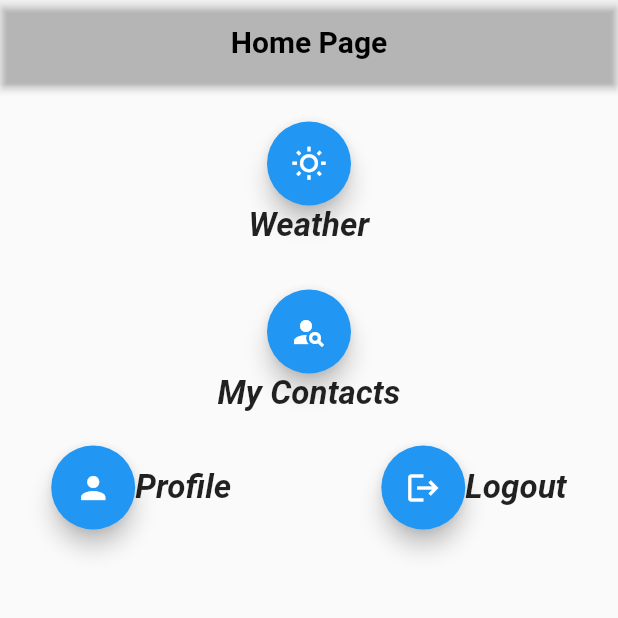
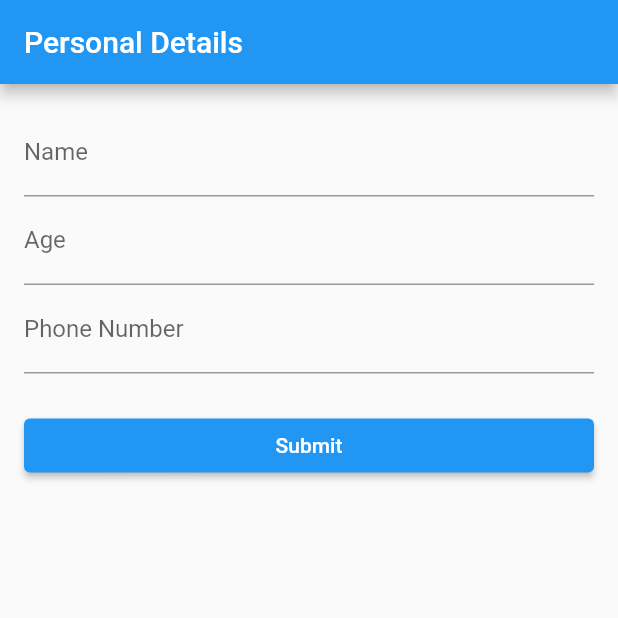
Before and after one commit to Blaster1111/winfo, a Flutter app: the screen it shows after launch, on a phone screen of 412 x 824 dp, the top half of it. Run offline on Flutter 3.47's test engine with Material 2 defaults, Android fonts, the phone set to English and light mode, and no system bars; our stand-ins replace flutter_contacts.

Commit message:
pfp commit

```diff
--- /dev/null
+++ b/lib/activities/login_details.dart
@@ -0,0 +1,89 @@
+import 'package:flutter/material.dart';
+import 'package:winfo/activities/Profile.dart';
+import 'package:winfo/home.dart';
+
+class LoginDetails extends StatefulWidget {
+  const LoginDetails({super.key});
+
+  @override
+  State<LoginDetails> createState() => _LoginDetailsState();
+}
+
+class _LoginDetailsState extends State<LoginDetails> {
+  final _formKey = GlobalKey<FormState>();
+  final _nameController = TextEditingController();
+  final _ageController = TextEditingController();
+  final _phoneNumberController = TextEditingController();
+  void _submitForm() {
+    if (_formKey.currentState!.validate()) {
+      Navigator.push(
+        context,
+        MaterialPageRoute(
+          builder: (context) => Profile(
+            name: _nameController.text,
+            age: _ageController.text,
+            phoneNumber: _phoneNumberController.text,
+          ),
+        ),
+      );
+    }
+  }
+
+  @override
+  Widget build(BuildContext context) {
+    return Scaffold(
+      appBar: AppBar(title: Text('Personal Details')),
+      body: Padding(
+        padding: const EdgeInsets.all(16.0),
+        child: Form(
+          key: _formKey,
+          child: Column(
+            crossAxisAlignment: CrossAxisAlignment.stretch,
+            children: [
+              TextFormField(
+                controller: _nameController,
+                decoration: InputDecoration(labelText: 'Name'),
+                validator: (value) {
+                  if (value == null || value.isEmpty) {
+                    return 'Please enter your name';
+                  }
+                  return null;
+                },
+              ),
+              TextFormField(
+                controller: _ageController,
+                decoration: InputDecoration(labelText: 'Age'),
+                validator: (value) {
+                  if (value == null || value.isEmpty) {
+                    return 'Please enter your age';
+                  } else if (value.length != 2) {
+                    return 'Invalid Age!';
+                  } else if (value == int.tryParse(value) is int) {
+                    return 'Age should be a valid number';
+                  }
+                  return null;
+                },
+              ),
+              TextFormField(
+                controller: _phoneNumberController,
+                decoration: InputDecoration(labelText: 'Phone Number'),
+                validator: (value) {
+                  if (value == null || value.isEmpty) {
+                    return 'Please enter your phone number';
+                  }
+                  // You can add more validation for phone numbers
+                  return null;
+                },
+              ),
+              SizedBox(height: 24),
+              ElevatedButton(
+                onPressed: _submitForm,
+                child: Text('Submit'),
+              ),
+            ],
+          ),
+        ),
+      ),
+    );
+  }
+}
--- a/lib/home.dart
+++ b/lib/home.dart
@@ -64,14 +64,13 @@ class _HomePageState extends State<HomePage> {
                     fontStyle: FontStyle.italic,
                   ),
                 ),
-                Row(
-                  mainAxisAlignment: MainAxisAlignment.center,
-                  children: [
                 SizedBox(
                   height: 30,
                 ),
                 FloatingActionButton(
-                      onPressed: () {},
+                  onPressed: () {
+                    Navigator.pushNamed(context, "profile");
+                  },
                   child: const Icon(Icons.person),
                 ),
                 Text(
@@ -86,20 +85,6 @@ class _HomePageState extends State<HomePage> {
                 SizedBox(
                   height: 30,
                 ),
-                    FloatingActionButton(
-                      onPressed: () {},
-                      child: const Icon(Icons.logout),
-                    ),
-                    Text(
-                      'Logout',
-                      style: TextStyle(
-                        fontSize: 22,
-                        fontWeight: FontWeight.bold,
-                        fontStyle: FontStyle.italic,
-                      ),
-                    ),
-                  ],
-                ),
               ],
             ),
           ),
--- a/lib/main.dart
+++ b/lib/main.dart
@@ -1,10 +1,9 @@
 import 'package:flutter/material.dart';
-
+import 'package:winfo/activities/Profile.dart';
 import 'package:winfo/activities/contacts_cards.dart';
+import 'package:winfo/activities/login_details.dart';
 import 'package:winfo/home.dart';
-// ignore: unused_import
 import 'activities/contacts_display.dart';
-// ignore: unused_import
 import 'activities/loading.dart';
 import 'activities/weather_home.dart';
 
@@ -14,14 +13,20 @@ void main() {
       // ignore: prefer_const_constructors
       "/home": (context) => WeatherHome(),
       // ignore: prefer_const_constructors
-      "/": (context) => HomePage(),
+      "/": (context) => LoginDetails(),
+      "/home_page": (context) => HomePage(),
       "/loading": (context) => Loading(),
       "/contacts_display": (context) => ContactDisplay(),
       "/contacts_cards": (context) => ContactsCards(
             name: '',
             number: '',
           ),
-      "home_page": (context) => HomePage(),
+      "profile": (context) => Profile(
+            name: '',
+            age: '',
+            phoneNumber: '',
+          ),
+      "login_details": (context) => LoginDetails(),
     },
   ));
 }
--- a/pubspec.yaml
+++ b/pubspec.yaml
@@ -17,7 +17,7 @@ dependencies:
   flutter_contacts:
   permission_handler: ^10.4.3
   url_launcher:
-  firebase_auth: ^4.7.3
+  shared_preferences: ^2.2.0
 
 
 
```
Also changed, not shown: lib/activities/Profile.dart (added, +67 -0 lines), pubspec.lock, 3 other files. Lines whose indentation alone changed are shown as unchanged.
